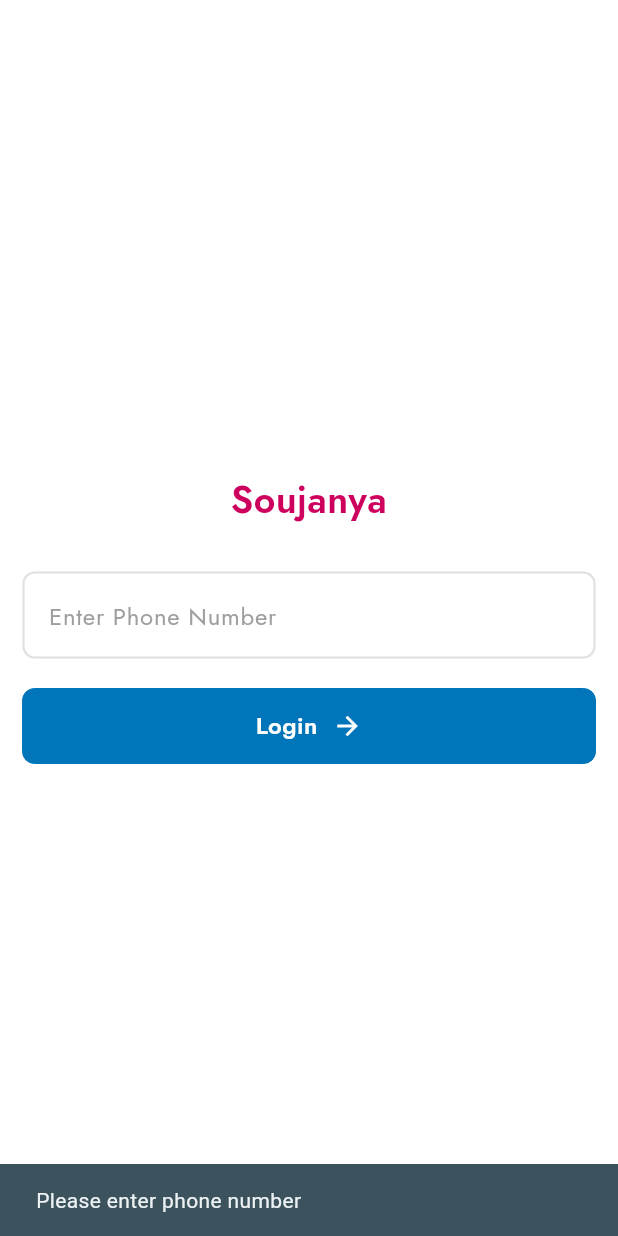
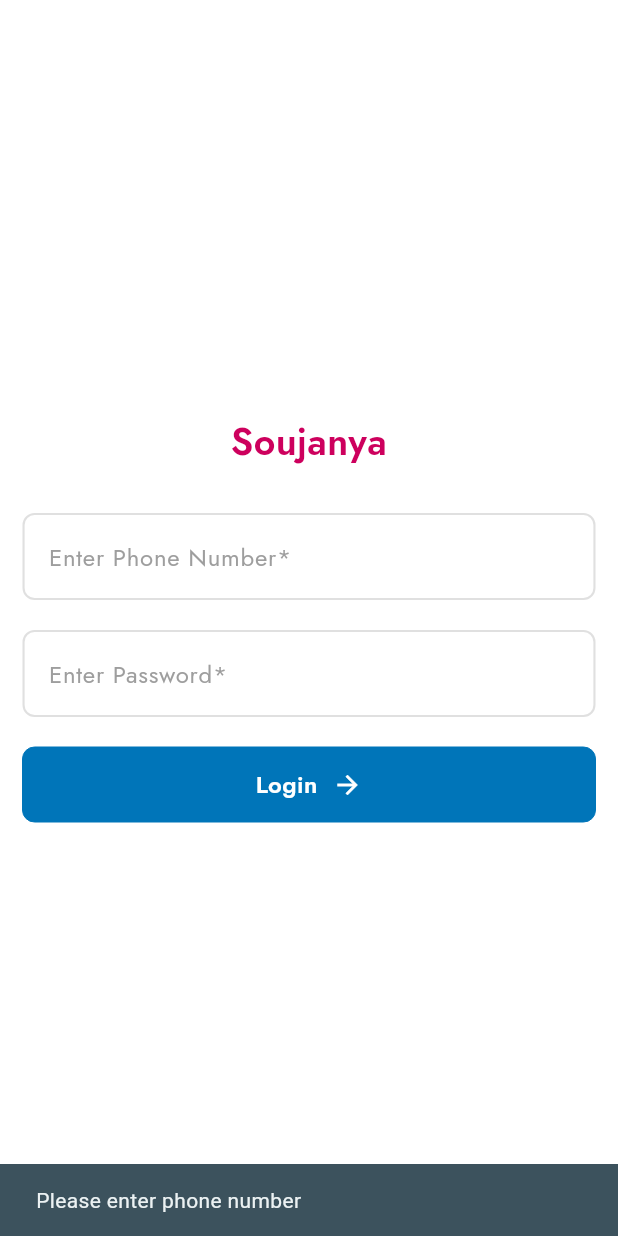
Before and after one commit to gitcoder-23/soujanya-coin-flutter, a Flutter app: the screen it shows after launch, after a tap on "Login", on a phone screen of 412 x 824 dp. Run offline on Flutter 3.47's test engine with Material 3 defaults, Android fonts, the phone set to English and light mode, and no system bars; our stand-ins replace dio, flutter_svg, get, shared_preferences.

Commit message:
login auth done

```diff
--- /dev/null
+++ b/devtools_options.yaml
@@ -0,0 +1,3 @@
+description: This file stores settings for Dart & Flutter DevTools.
+documentation: https://docs.flutter.dev/tools/devtools/extensions#configure-extension-enablement-states
+extensions:
--- /dev/null
+++ b/lib/api/config.dart
@@ -0,0 +1,4 @@
+const String baseUrl = 'https://billing.soujanya360.com/api/v1';
+
+// Endpoints
+String loginApi() => '$baseUrl/auth/login';
--- /dev/null
+++ b/lib/controllers/auth_controller.dart
@@ -0,0 +1,151 @@
+import 'dart:convert';
+import 'dart:developer';
+import 'dart:io';
+import 'package:dio/dio.dart';
+import 'package:flutter/material.dart';
+import 'package:get/get.dart';
+import 'package:saujanya/constants/colors.dart';
+import 'package:saujanya/routes/page_route.dart';
+import 'package:saujanya/utils/custom_widgets.dart';
+import 'package:shared_preferences/shared_preferences.dart';
+
+import '../api/config.dart' as config;
+
+class AuthController extends GetxController {
+  TextEditingController phoneController = TextEditingController();
+  TextEditingController passwordController = TextEditingController();
+
+  RxBool isLogin = false.obs;
+  RxString loginMessage = ''.obs;
+  RxBool isLoginLoading = false.obs;
+
+  final RxString _userToken = ''.obs;
+
+  String? get userToken => _userToken.value;
+
+  Map<String, String> httpHeaders = {
+    HttpHeaders.contentTypeHeader: "application/json",
+  };
+
+  final Dio _dio = Dio(
+    BaseOptions(
+      baseUrl: config.baseUrl,
+      headers: {HttpHeaders.contentTypeHeader: 'application/json'},
+    ),
+  );
+
+  set userToken(String? value) {
+    _userToken.value = value ?? '';
+    storeUserToken(_userToken.value);
+  }
+
+  bool get isAuthenticated {
+    return userToken != null && userToken!.isNotEmpty;
+  }
+
+  // OnLogin
+  void onLogin(context) async {
+    FocusScope.of(context).unfocus();
+
+    String phoneNumber = phoneController.text;
+
+    RegExp phoneRegExp = RegExp(r'^[0-9]{10}$');
+
+    if (phoneNumber.isEmpty) {
+      showToast(context, "Please enter phone number", blackColor3);
+    } else if (!phoneRegExp.hasMatch(phoneNumber)) {
+      showToast(
+        context,
+        "Please enter a valid 10-digit phone number",
+        blackColor3,
+      );
+    } else if (passwordController.text.isEmpty) {
+      showToast(context, "Please enter password", blackColor3);
+    } else if (passwordController.text.length < 8) {
+      showToast(context, "Password atleast 8 character long", blackColor3);
+    } else {
+      final loginRequest = {
+        "email": phoneController.text,
+        "password": passwordController.text,
+      };
+      String message = await authLogin(loginRequest, context);
+      if (message.isNotEmpty) {
+        showToast(context, message, blackColor3);
+      } else {
+        showToast(context, 'Login Failed! Please Login Again.', appRedColor4);
+      }
+    }
+  }
+
+  // API work
+
+  // Store token to SharedPreferences
+  Future<void> storeUserToken(String token) async {
+    SharedPreferences prefs = await SharedPreferences.getInstance();
+    await prefs.setString('userToken', token);
+  }
+
+  // Get user token from SharedPreferences
+  Future<void> loadUserTokenFromStore() async {
+    SharedPreferences prefs = await SharedPreferences.getInstance();
+    _userToken.value = prefs.getString('userToken') ?? '';
+  }
+
+  Future<String> authLogin(loginRequest, BuildContext context) async {
+    String message = '';
+    try {
+      isLoginLoading.value = true;
+
+      final response = await _dio.post(config.loginApi(), data: loginRequest);
+      log('authLogin API call response:--$response');
+
+      if (response.statusCode == 200) {
+        isLogin.value = true;
+        message = "Login successful";
+        loginMessage.value = response.data['message'] ?? "Login successful";
+        userToken = response.data['data']['token'];
+        if (isAuthenticated) {
+          Navigator.of(context).pushNamedAndRemoveUntil(
+            PageRoutes.dashboardScreen,
+            (Route<dynamic> route) => false,
+          );
+        } else {
+          Navigator.of(context).pushNamedAndRemoveUntil(
+            PageRoutes.loginScreen,
+            (Route<dynamic> route) => false,
+          );
+        }
+      } else {
+        message = "Login failed: ${response.statusMessage}";
+        loginMessage.value = "Login failed: ${response.statusMessage}";
+      }
+    } on DioException catch (e) {
+      final errorMessage =
+          e.response?.data?['data']?['message'] ??
+          e.response?.data?['message'] ??
+          e.message ??
+          'An unknown error occurred';
+      message = "Error: $errorMessage";
+      loginMessage.value = "Error: $errorMessage";
+    } catch (e) {
+      message = "Unexpected error: $e";
+      loginMessage.value = "Unexpected error: $e";
+    } finally {
+      isLoginLoading.value = false;
+      loginMessage.value = message;
+      return message;
+    }
+  }
+
+  Future<void> quickLogOut(BuildContext context) async {
+    log('Logout API call successful:--Quick');
+    SharedPreferences prefs = await SharedPreferences.getInstance();
+    await prefs.remove('userToken');
+    userToken = '';
+
+    Navigator.of(context).pushNamedAndRemoveUntil(
+      PageRoutes.loginScreen,
+      (Route<dynamic> route) => false,
+    );
+  }
+}
--- /dev/null
+++ b/lib/initialize_app.dart
@@ -0,0 +1,79 @@
+import 'package:flutter/material.dart';
+import 'package:flutter/services.dart';
+import 'package:get/get.dart';
+import 'package:saujanya/constants/colors.dart';
+import 'package:saujanya/pages/home_screen/dashboard_screen.dart';
+import 'package:saujanya/pages/login/login_screen.dart';
+
+import 'controllers/auth_controller.dart';
+import 'routes/page_route.dart';
+
+Future<void> initializeApp() async {
+  WidgetsFlutterBinding.ensureInitialized();
+  SystemChrome.setPreferredOrientations([
+    DeviceOrientation.portraitUp,
+    DeviceOrientation.portraitDown,
+  ]);
+  runApp(const MyApp());
+}
+
+class MyApp extends StatefulWidget {
+  const MyApp({super.key});
+
+  @override
+  State<MyApp> createState() => _MyAppState();
+}
+
+class _MyAppState extends State<MyApp> {
+  final AuthController authController = Get.put(AuthController());
+
+  bool isTokenChecked = false;
+
+  @override
+  void initState() {
+    super.initState();
+    checkUserAuthentication();
+  }
+
+  Future<void> checkUserAuthentication() async {
+    await authController.loadUserTokenFromStore();
+
+    setState(() {
+      isTokenChecked = true;
+    });
+  }
+
+  @override
+  Widget build(BuildContext context) {
+    Get.put(AuthController());
+
+    if (!isTokenChecked && !authController.isAuthenticated) {
+      return Container(
+        color: appRedColor4,
+        child: Center(child: CircularProgressIndicator(color: appBlueColor)),
+      );
+    }
+
+    return MaterialApp(
+      title: 'Soujanya Coins',
+      debugShowCheckedModeBanner: false,
+
+      theme: ThemeData(
+        colorScheme: ColorScheme.fromSeed(seedColor: whiteColor),
+      ),
+      onGenerateRoute: PageRoutes.generateRoute,
+      home: determineHomeScreen(),
+    );
+  }
+
+  Widget determineHomeScreen() {
+    if (!authController.isAuthenticated) {
+      return const LoginScreen();
+    }
+
+    if (authController.isAuthenticated) {
+      return const DashboardScreen();
+    }
+    return const LoginScreen();
+  }
+}
--- a/lib/main.dart
+++ b/lib/main.dart
@@ -1,25 +1,5 @@
-import 'package:flutter/material.dart';
-import 'package:saujanya/constants/colors.dart';
+import 'initialize_app.dart';
 
-import 'routes/page_route.dart';
-
-void main() {
-  runApp(const MyApp());
+Future<void> main() async {
+  await initializeApp();
 }
-
-class MyApp extends StatelessWidget {
-  const MyApp({super.key});
-
-  @override
-  Widget build(BuildContext context) {
-    return MaterialApp(
-      title: 'Soujanya Coins',
-      debugShowCheckedModeBanner: false,
-
-      theme: ThemeData(
-        colorScheme: ColorScheme.fromSeed(seedColor: whiteColor),
-      ),
-      onGenerateRoute: PageRoutes.generateRoute,
-    );
-  }
-}
--- a/lib/pages/login/login_screen.dart
+++ b/lib/pages/login/login_screen.dart
@@ -1,7 +1,9 @@
 import 'package:flutter/material.dart';
+import 'package:get/get.dart';
 import 'package:saujanya/constants/colors.dart';
 import 'package:saujanya/routes/page_route.dart';
 
+import '../../controllers/auth_controller.dart';
 import '../../utils/custom_widgets.dart';
 
 class LoginScreen extends StatefulWidget {
@@ -14,28 +16,7 @@ class LoginScreen extends StatefulWidget {
 }
 
 class _LoginScreenState extends State<LoginScreen> {
-  TextEditingController phoneController = TextEditingController();
-
-  void onLogin() {
-    // Close the keyboard
-    FocusScope.of(context).unfocus();
-
-    String phoneNumber = phoneController.text;
-
-    RegExp phoneRegExp = RegExp(r'^[0-9]{10}$');
-
-    if (phoneNumber.isEmpty) {
-      showToast(context, "Please enter phone number", blackColor3);
-    } else if (!phoneRegExp.hasMatch(phoneNumber)) {
-      showToast(
-        context,
-        "Please enter a valid 10-digit phone number",
-        blackColor3,
-      );
-    } else {
-      Navigator.of(context).pushReplacementNamed(PageRoutes.dashboardScreen);
-    }
-  }
+  AuthController authController = Get.put(AuthController());
 
   @override
   Widget build(BuildContext context) {
@@ -57,25 +38,39 @@ class _LoginScreenState extends State<LoginScreen> {
               SizedBox(height: 30),
               textfield(
                 context: context,
-                hinttext: "Enter Phone Number",
-                controller: phoneController,
+                hinttext: "Enter Phone Number*",
+                controller: authController.phoneController,
+                isNumberOnly: true,
+              ),
+              SizedBox(height: 20),
+              textfield(
+                context: context,
+                textFieldBackgroundColor: whiteColor,
+                controller: authController.passwordController,
+                hinttext: 'Enter Password*',
+                obscureText: true,
               ),
               SizedBox(height: 20),
 
-              appFullButton(
-                buttonText: 'Login',
-                ontap: () {
-                  onLogin();
+              Obx(() {
+                final bool isLoading = authController.isLoginLoading.value;
+                return appFullButton(
+                  buttonText: isLoading ? 'Logging in...' : 'Login',
+                  ontap: isLoading
+                      ? null
+                      : () {
+                          authController.onLogin(context);
                         },
                   textFontSize: 16,
-                btnColor: appBlueColor,
+                  btnColor: isLoading ? Colors.grey : appBlueColor,
                   btnTextColor: whiteColor,
                   btnHeight: 50,
                   btnTextFontWeight: FontWeight.w600,
-                buttonIcon: Icons.arrow_forward_outlined,
+                  buttonIcon: isLoading ? null : Icons.arrow_forward_outlined,
                   fontFamily: 'Jost',
                   buttonIconSize: 20,
-              ),
+                );
+              }),
             ],
           ),
         ),
--- a/pubspec.yaml
+++ b/pubspec.yaml
@@ -36,6 +36,11 @@ dependencies:
   cupertino_icons: ^1.0.8
   flutter_svg: ^2.2.1
   flutter_svg_provider: ^1.0.7
+  get: ^4.7.2
+  http: ^1.5.0
+  dio: ^5.9.0
+  shared_preferences: ^2.5.3
+  flutter_intl_phone_field: ^0.0.7
 
 dev_dependencies:
   flutter_test:
```
Also changed, not shown: lib/controllers/token_interceptor.dart (added, +77 -0 lines), pubspec.lock, 8 other files. Lines whose indentation alone changed are shown as unchanged.
